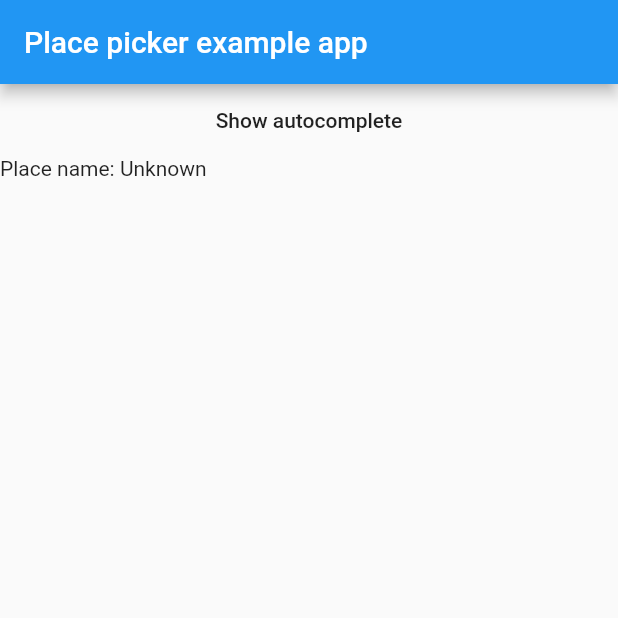
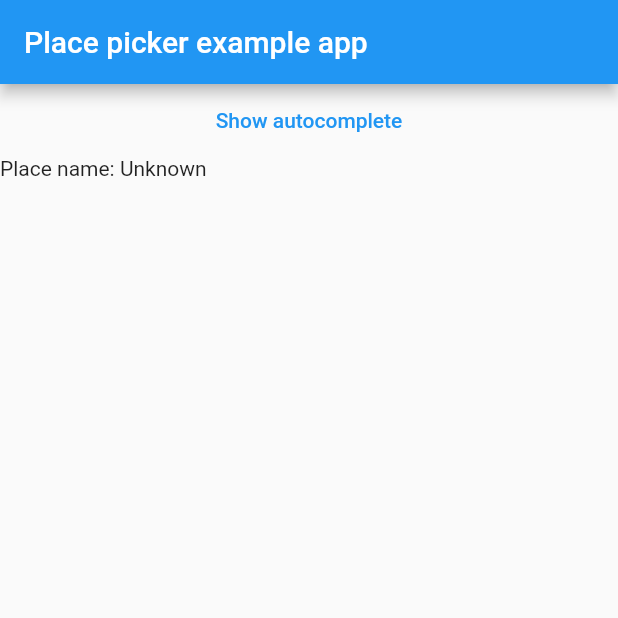
Before and after one commit to derTuca/flutter_google_places_picker, a Flutter app: the screen it shows after launch, after a tap on "Show autocomplete", on a phone screen of 412 x 824 dp, the top half of it. Run offline on Flutter 3.47's test engine with Material 2 defaults, Android fonts, the phone set to English and light mode, and no system bars.

```diff
--- a/example/lib/main.dart
+++ b/example/lib/main.dart
@@ -1,6 +1,5 @@
 import 'package:flutter/material.dart';
 import 'package:google_places_picker/google_places_picker.dart';
-
 
 void main() => runApp(new MyApp());
 
@@ -24,10 +23,10 @@ class _MyAppState extends State<MyApp> {
   _showAutocomplete() async {
     String placeName;
     var locationBias = LocationBias()
-    ..northEastLat = 20.0
-    ..northEastLng = 20.0
-    ..southWestLat = 0.0
-    ..southWestLng = 0.0;
+      ..northEastLat = 20.0
+      ..northEastLng = 20.0
+      ..southWestLat = 0.0
+      ..southWestLng = 0.0;
 
     var locationRestriction = LocationRestriction()
       ..northEastLat = 20.0
@@ -38,15 +37,17 @@ class _MyAppState extends State<MyApp> {
     var country = "US";
 
     // Platform messages may fail, so we use a try/catch PlatformException.
-    var place = await PluginGooglePlacePicker.showAutocomplete(mode: PlaceAutocompleteMode.MODE_OVERLAY, countryCode: country, restriction: locationRestriction, typeFilter: TypeFilter.ESTABLISHMENT);
-    placeName = place.name;
-
+    var place = await PluginGooglePlacePicker.showAutocomplete(
+        mode: PlaceAutocompleteMode.MODE_OVERLAY,
+        countryCode: country,
+        restriction: locationRestriction,
+        typeFilter: TypeFilter.ESTABLISHMENT);
+    placeName = place.name ?? "Null place name!";
 
     // If the widget was removed from the tree while the asynchronous platform
     // message was in flight, we want to discard the reply rather than calling
     // setState to update our non-existent appearance.
-    if (!mounted)
-      return;
+    if (!mounted) return;
 
     setState(() {
       _placeName = placeName;
@@ -63,8 +64,10 @@ class _MyAppState extends State<MyApp> {
         body: new Center(
           child: new Column(
             children: <Widget>[
-              new FlatButton(onPressed: _showAutocomplete, child: new Text("Show autocomplete")),
-              new Row(
+              TextButton(
+                  onPressed: _showAutocomplete,
+                  child: new Text("Show autocomplete")),
+              Row(
                 children: <Widget>[
                   new Text("Place name: "),
                   new Text(_placeName)
--- a/example/pubspec.yaml
+++ b/example/pubspec.yaml
@@ -15,6 +15,10 @@ dev_dependencies:
 
   google_places_picker:
     path: ../
+
+environment:
+  sdk: '>=2.12.0 <3.0.0'
+  flutter: '>=2.0.0'
 
 # For information on the generic Dart part of this file, see the
 # following page: https://www.dartlang.org/tools/pub/pubspec
--- a/lib/google_places_picker.dart
+++ b/lib/google_places_picker.dart
@@ -3,11 +3,11 @@ import 'dart:async';
 import 'package:flutter/services.dart';
 
 class Place {
-  double latitude;
-  double longitude;
-  String id;
-  String name;
-  String address;
+  late double latitude;
+  late double longitude;
+  late String id;
+  String? name;
+  String? address;
 }
 
 enum PlaceAutocompleteMode { MODE_OVERLAY, MODE_FULLSCREEN }
@@ -15,17 +15,17 @@ enum PlaceAutocompleteMode { MODE_OVERLAY, MODE_FULLSCREEN }
 enum TypeFilter { ADDRESS, CITIES, ESTABLISHMENT, GEOCODE, REGIONS }
 
 class LocationBias {
-  double northEastLat;
-  double northEastLng;
-  double southWestLat;
-  double southWestLng;
+  double northEastLat = 90.0;
+  double northEastLng = 180.0;
+  double southWestLat = 0.0;
+  double southWestLng = 0.0;
 }
 
 class LocationRestriction {
-  double northEastLat;
-  double northEastLng;
-  double southWestLat;
-  double southWestLng;
+  double northEastLat = 90.0;
+  double northEastLng = 180.0;
+  double southWestLat = 0.0;
+  double southWestLng = 0.0;
 }
 
 class PluginGooglePlacePicker {
@@ -33,11 +33,11 @@ class PluginGooglePlacePicker {
       const MethodChannel('plugin_google_place_picker');
 
   static Future<Place> showAutocomplete({
-    PlaceAutocompleteMode mode,
-    LocationBias bias,
-    LocationRestriction restriction,
-    TypeFilter typeFilter,
-    String countryCode,
+    required PlaceAutocompleteMode mode,
+    LocationBias? bias,
+    LocationRestriction? restriction,
+    TypeFilter? typeFilter,
+    String? countryCode,
   }) async {
     var argMap = {
       "mode": mode == PlaceAutocompleteMode.MODE_OVERLAY ? 71 : 72,
@@ -47,12 +47,12 @@ class PluginGooglePlacePicker {
       "country": countryCode
     };
     final Map placeMap =
-        await _channel.invokeMethod('showAutocomplete', argMap);
+        await (_channel.invokeMethod('showAutocomplete', argMap));
     return _initPlaceFromMap(placeMap);
   }
 
   static Future<void> initialize(
-      {String androidApiKey, String iosApiKey}) async {
+      {String? androidApiKey, String? iosApiKey}) async {
     await _channel.invokeMethod(
         'initialize', {"androidApiKey": androidApiKey, "iosApiKey": iosApiKey});
   }
@@ -75,7 +75,7 @@ class PluginGooglePlacePicker {
     }
   }
 
-  static String _convertFilterTypeToString(TypeFilter type) {
+  static String? _convertFilterTypeToString(TypeFilter? type) {
     if (type == null) {
       return null;
     }
@@ -91,31 +91,30 @@ class PluginGooglePlacePicker {
       case TypeFilter.REGIONS:
         return "regions";
     }
-    return "";
   }
 
-  static Map<String, double> _convertLocationBiasToMap(LocationBias bias) {
+  static Map<String, double>? _convertLocationBiasToMap(LocationBias? bias) {
     if (bias == null) {
       return null;
     }
     return {
-      "southWestLat": bias.southWestLat ?? 0.0,
-      "southWestLng": bias.southWestLng ?? 0.0,
-      "northEastLat": bias.northEastLat ?? 90.0,
-      "northEastLng": bias.northEastLng ?? 180.0
+      "southWestLat": bias.southWestLat,
+      "southWestLng": bias.southWestLng,
+      "northEastLat": bias.northEastLat,
+      "northEastLng": bias.northEastLng
     };
   }
 
-  static Map<String, double> _convertLocationRestrictionToMap(
-      LocationRestriction restriction) {
+  static Map<String, double>? _convertLocationRestrictionToMap(
+      LocationRestriction? restriction) {
     if (restriction == null) {
       return null;
     }
     return {
-      "southWestLat": restriction.southWestLat ?? 0.0,
-      "southWestLng": restriction.southWestLng ?? 0.0,
-      "northEastLat": restriction.northEastLat ?? 90.0,
-      "northEastLng": restriction.northEastLng ?? 180.0
+      "southWestLat": restriction.southWestLat,
+      "southWestLng": restriction.southWestLng,
+      "northEastLat": restriction.northEastLat,
+      "northEastLng": restriction.northEastLng
     };
   }
 }
--- a/pubspec.yaml
+++ b/pubspec.yaml
@@ -1,6 +1,6 @@
 name: google_places_picker
 description: Flutter plugin for Google Places and Autocomplete.
-version: 2.1.0+3
+version: 3.0.0-nullsafety.0
 homepage: https://github.com/derTuca/flutter_google_places_picker
 
 dependencies:
@@ -10,8 +10,8 @@ dependencies:
 # For information on the generic Dart part of this file, see the
 # following page: https://www.dartlang.org/tools/pub/pubspec
 environment:
-  sdk: ">=2.1.0 <3.0.0"
-  flutter: ">=1.10.0 <2.0.0"
+  sdk: '>=2.12.0 <3.0.0'
+  flutter: '>=2.0.0'
 # The following section is specific to Flutter.
 flutter:
   plugin:
```
Also changed, not shown: 5 other files.
